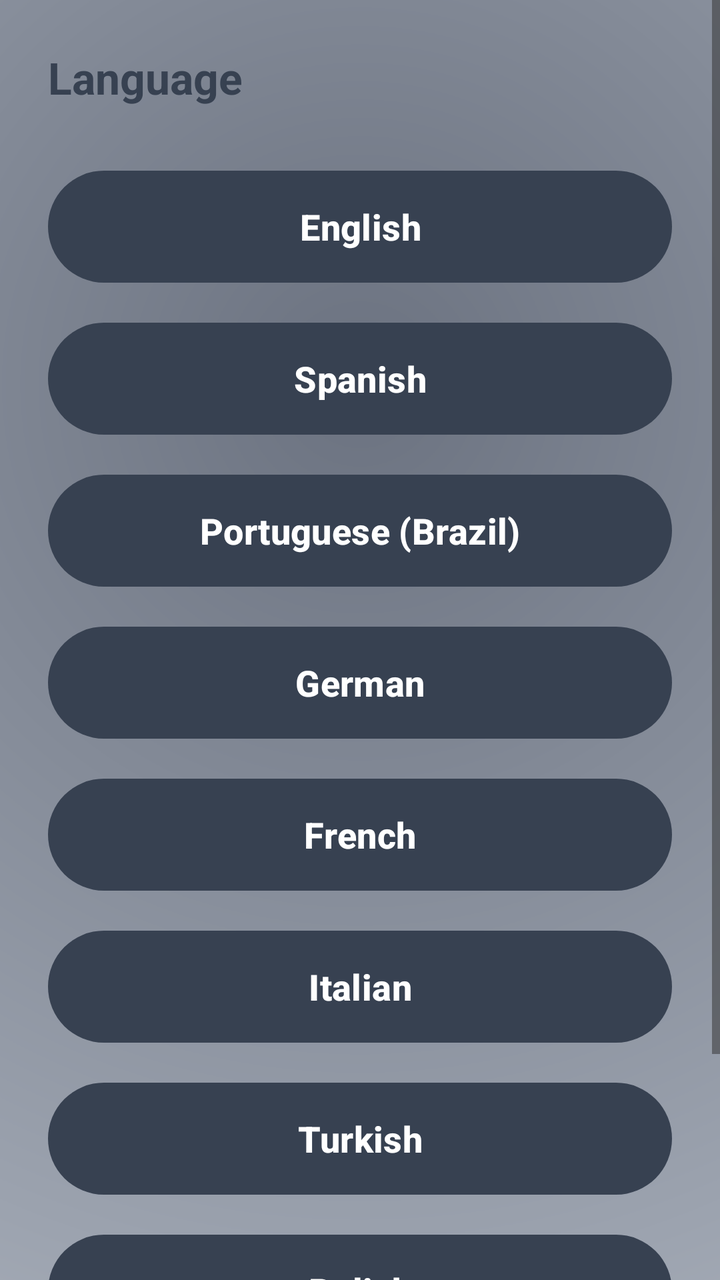
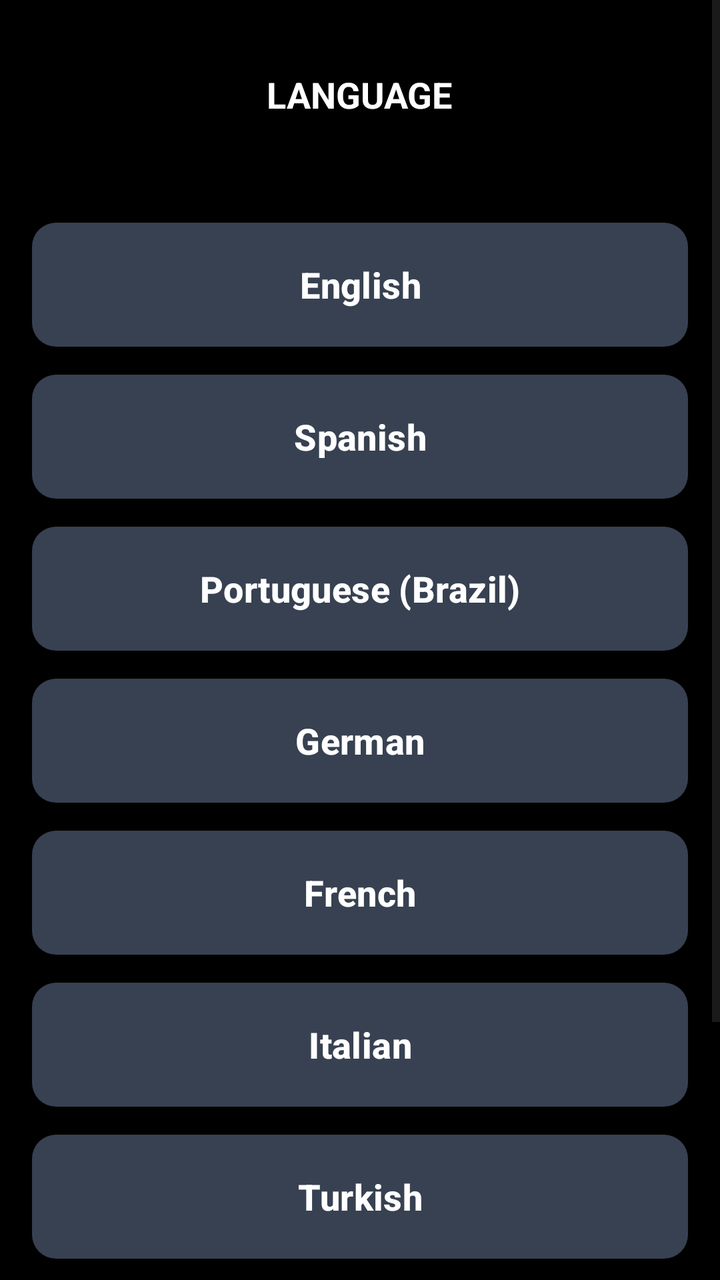

Screens rendered from an Android XML layout before and after an edit, with the pre-edit source and the edit as a unified diff.
<!-- AndroidManifest.xml: application theme Theme.AllIsOK -->
<!-- res/layout/activity_language.xml -->
<?xml version="1.0" encoding="utf-8"?>
<ScrollView xmlns:android="http://schemas.android.com/apk/res/android"
    xmlns:app="http://schemas.android.com/apk/res-auto"
    android:layout_width="match_parent"
    android:layout_height="match_parent"
    android:background="@drawable/bg_home_gradient">

    <LinearLayout
        android:layout_width="match_parent"
        android:layout_height="wrap_content"
        android:orientation="vertical"
        android:padding="24dp">

        <TextView
            android:id="@+id/textLanguage"
            android:layout_width="wrap_content"
            android:layout_height="wrap_content"
            android:text="@string/language_screen_title"
            android:textColor="@color/allisok_primary"
            android:textSize="22sp"
            android:textStyle="bold" />

        <com.google.android.material.button.MaterialButton
            android:id="@+id/buttonLanguageEnglish"
            android:layout_width="match_parent"
            android:layout_height="64dp"
            android:layout_marginTop="28dp"
            android:text="@string/lang_english"
            android:textAllCaps="false"
            android:textSize="18sp"
            android:textStyle="bold"
            app:backgroundTint="@color/allisok_primary" />

        <com.google.android.material.button.MaterialButton
            android:id="@+id/buttonLanguageSpanish"
            android:layout_width="match_parent"
            android:layout_height="64dp"
            android:layout_marginTop="12dp"
            android:text="@string/lang_spanish"
            android:textAllCaps="false"
            android:textSize="18sp"
            android:textStyle="bold"
            app:backgroundTint="@color/allisok_primary" />

        <com.google.android.material.button.MaterialButton
            android:id="@+id/buttonLanguagePortuguese"
            android:layout_width="match_parent"
            android:layout_height="64dp"
            android:layout_marginTop="12dp"
            android:text="@string/lang_portuguese"
            android:textAllCaps="false"
            android:textSize="18sp"
            android:textStyle="bold"
            app:backgroundTint="@color/allisok_primary" />

        <com.google.android.material.button.MaterialButton
            android:id="@+id/buttonLanguageGerman"
            android:layout_width="match_parent"
            android:layout_height="64dp"
            android:layout_marginTop="12dp"
            android:text="@string/lang_german"
            android:textAllCaps="false"
            android:textSize="18sp"
            android:textStyle="bold"
            app:backgroundTint="@color/allisok_primary" />

        <com.google.android.material.button.MaterialButton
            android:id="@+id/buttonLanguageFrench"
            android:layout_width="match_parent"
            android:layout_height="64dp"
            android:layout_marginTop="12dp"
            android:text="@string/lang_french"
            android:textAllCaps="false"
            android:textSize="18sp"
            android:textStyle="bold"
            app:backgroundTint="@color/allisok_primary" />

        <com.google.android.material.button.MaterialButton
            android:id="@+id/buttonLanguageItalian"
            android:layout_width="match_parent"
            android:layout_height="64dp"
            android:layout_marginTop="12dp"
            android:text="@string/lang_italian"
            android:textAllCaps="false"
            android:textSize="18sp"
            android:textStyle="bold"
            app:backgroundTint="@color/allisok_primary" />

        <com.google.android.material.button.MaterialButton
            android:id="@+id/buttonLanguageTurkish"
            android:layout_width="match_parent"
            android:layout_height="64dp"
            android:layout_marginTop="12dp"
            android:text="@string/lang_turkish"
            android:textAllCaps="false"
            android:textSize="18sp"
            android:textStyle="bold"
            app:backgroundTint="@color/allisok_primary" />

        <com.google.android.material.button.MaterialButton
            android:id="@+id/buttonLanguagePolish"
            android:layout_width="match_parent"
            android:layout_height="64dp"
            android:layout_marginTop="12dp"
            android:text="@string/lang_polish"
            android:textAllCaps="false"
            android:textSize="18sp"
            android:textStyle="bold"
            app:backgroundTint="@color/allisok_primary" />

        <com.google.android.material.button.MaterialButton
            android:id="@+id/buttonLanguageRussian"
            android:layout_width="match_parent"
            android:layout_height="64dp"
            android:layout_marginTop="12dp"
            android:text="@string/lang_russian"
            android:textAllCaps="false"
            android:textSize="18sp"
            android:textStyle="bold"
            app:backgroundTint="@color/allisok_primary" />

    </LinearLayout>

</ScrollView>
<!-- resources referenced by this layout -->
<resources>
  <color name="allisok_primary">#374151</color>
  <!-- drawable bg_home_gradient (drawable) -->
  <?xml version="1.0" encoding="utf-8"?>
  <shape xmlns:android="http://schemas.android.com/apk/res/android"
      android:shape="rectangle">
  
      <gradient
          android:type="radial"
          android:gradientRadius="900dp"
          android:centerX="0.5"
          android:centerY="0.3"
          android:startColor="#6B7280"
          android:centerColor="#9CA3AF"
          android:endColor="#D1D5DB" />
  
  </shape>
  <string name="lang_english">English</string>
  <string name="lang_french">French</string>
  <string name="lang_german">German</string>
  <string name="lang_italian">Italian</string>
  <string name="lang_polish">Polish</string>
  <string name="lang_portuguese">Portuguese (Brazil)</string>
  <string name="lang_russian">Russian</string>
  <string name="lang_spanish">Spanish</string>
  <string name="lang_turkish">Turkish</string>
  <string name="language_screen_title">Language</string>
  <style name="Theme.AllIsOK" parent="Base.Theme.AllIsOK">
          <item name="colorPrimary">@color/expirely_primary</item>
          <item name="colorOnPrimary">@color/expirely_onPrimary</item>
          <item name="android:statusBarColor">@color/expirely_primary</item>
          <item name="popupMenuStyle">@style/Widget.AllIsOK.PopupMenu</item>
          <item name="actionOverflowMenuStyle">@style/Widget.AllIsOK.PopupMenu</item>
          <item name="android:textColorPrimary">#111111</item>
          <item name="android:textColorSecondary">#333333</item>
      </style>
  <style name="Base.Theme.AllIsOK" parent="Theme.Material3.DayNight.NoActionBar">
      </style>
  <color name="expirely_primary">#374151</color>
  <color name="expirely_onPrimary">#FFFFFF</color>
  <style name="Widget.AllIsOK.PopupMenu" parent="Widget.Material3.PopupMenu">
          <item name="android:popupBackground">@drawable/bg_rounded_popup</item>
          <item name="android:popupElevation">12dp</item>
          <item name="android:textColor">#111111</item>
          <item name="android:itemTextAppearance">@style/AllIsOK.PopupMenuItemText</item>
      </style>
  <!-- drawable bg_rounded_popup (drawable) -->
  <?xml version="1.0" encoding="utf-8"?>
  <shape xmlns:android="http://schemas.android.com/apk/res/android"
      android:shape="rectangle">
      <solid android:color="#FFFFFF" />
      <corners android:radius="18dp" />
      <stroke
          android:width="1dp"
          android:color="#1A000000" />
      <padding
          android:left="8dp"
          android:top="8dp"
          android:right="8dp"
          android:bottom="8dp" />
  </shape>
  <style name="AllIsOK.PopupMenuItemText" parent="@android:style/TextAppearance.Material.Menu">
          <item name="android:textColor">#111111</item>
          <item name="android:textStyle">bold</item>
      </style>
</resources>

<!-- the commit's change to res/layout/activity_language.xml (unified diff, before → after) -->
@@ -3,121 +3,173 @@
     xmlns:app="http://schemas.android.com/apk/res-auto"
     android:layout_width="match_parent"
     android:layout_height="match_parent"
-    android:background="@drawable/bg_home_gradient">
+    android:background="#000000"
+    android:clipToPadding="false">
 
     <LinearLayout
         android:layout_width="match_parent"
         android:layout_height="wrap_content"
         android:orientation="vertical"
-        android:padding="24dp">
+        android:paddingStart="16dp"
+        android:paddingEnd="16dp"
+        android:paddingBottom="16dp">
 
         <TextView
             android:id="@+id/textLanguage"
             android:layout_width="wrap_content"
             android:layout_height="wrap_content"
+            android:layout_gravity="center_horizontal"
+            android:layout_marginTop="35dp"
+            android:paddingBottom="20dp"
             android:text="@string/language_screen_title"
-            android:textColor="@color/allisok_primary"
-            android:textSize="22sp"
+            android:textAllCaps="true"
+            android:textColor="#FFFFFF"
+            android:textSize="18sp"
             android:textStyle="bold" />
 
         <com.google.android.material.button.MaterialButton
             android:id="@+id/buttonLanguageEnglish"
             android:layout_width="match_parent"
-            android:layout_height="64dp"
+            android:layout_height="70dp"
             android:layout_marginTop="28dp"
+            android:elevation="0dp"
+            android:stateListAnimator="@null"
             android:text="@string/lang_english"
             android:textAllCaps="false"
+            android:textColor="#FFFFFF"
             android:textSize="18sp"
             android:textStyle="bold"
-            app:backgroundTint="@color/allisok_primary" />
+            app:backgroundTint="@color/expirely_primary"
+            app:cornerRadius="12dp"
+            app:pressedTranslationZ="0dp" />
 
         <com.google.android.material.button.MaterialButton
             android:id="@+id/buttonLanguageSpanish"
             android:layout_width="match_parent"
-            android:layout_height="64dp"
-            android:layout_marginTop="12dp"
+            android:layout_height="70dp"
+            android:layout_marginTop="6dp"
+            android:elevation="0dp"
+            android:stateListAnimator="@null"
             android:text="@string/lang_spanish"
             android:textAllCaps="false"
+            android:textColor="#FFFFFF"
             android:textSize="18sp"
             android:textStyle="bold"
-            app:backgroundTint="@color/allisok_primary" />
+            app:backgroundTint="@color/expirely_primary"
+            app:cornerRadius="12dp"
+            app:pressedTranslationZ="0dp" />
 
         <com.google.android.material.button.MaterialButton
             android:id="@+id/buttonLanguagePortuguese"
             android:layout_width="match_parent"
-            android:layout_height="64dp"
-            android:layout_marginTop="12dp"
+            android:layout_height="70dp"
+            android:layout_marginTop="6dp"
+            android:elevation="0dp"
+            android:stateListAnimator="@null"
             android:text="@string/lang_portuguese"
             android:textAllCaps="false"
+            android:textColor="#FFFFFF"
             android:textSize="18sp"
             android:textStyle="bold"
-            app:backgroundTint="@color/allisok_primary" />
+            app:backgroundTint="@color/expirely_primary"
+            app:cornerRadius="12dp"
+            app:pressedTranslationZ="0dp" />
 
         <com.google.android.material.button.MaterialButton
             android:id="@+id/buttonLanguageGerman"
             android:layout_width="match_parent"
-            android:layout_height="64dp"
-            android:layout_marginTop="12dp"
+            android:layout_height="70dp"
+            android:layout_marginTop="6dp"
+            android:elevation="0dp"
+            android:stateListAnimator="@null"
             android:text="@string/lang_german"
             android:textAllCaps="false"
+            android:textColor="#FFFFFF"
             android:textSize="18sp"
             android:textStyle="bold"
-            app:backgroundTint="@color/allisok_primary" />
+            app:backgroundTint="@color/expirely_primary"
+            app:cornerRadius="12dp"
+            app:pressedTranslationZ="0dp" />
 
         <com.google.android.material.button.MaterialButton
             android:id="@+id/buttonLanguageFrench"
             android:layout_width="match_parent"
-            android:layout_height="64dp"
-            android:layout_marginTop="12dp"
+            android:layout_height="70dp"
+            android:layout_marginTop="6dp"
+            android:elevation="0dp"
+            android:stateListAnimator="@null"
             android:text="@string/lang_french"
             android:textAllCaps="false"
+            android:textColor="#FFFFFF"
             android:textSize="18sp"
             android:textStyle="bold"
-            app:backgroundTint="@color/allisok_primary" />
+            app:backgroundTint="@color/expirely_primary"
+            app:cornerRadius="12dp"
+            app:pressedTranslationZ="0dp" />
 
         <com.google.android.material.button.MaterialButton
             android:id="@+id/buttonLanguageItalian"
             android:layout_width="match_parent"
-            android:layout_height="64dp"
-            android:layout_marginTop="12dp"
+            android:layout_height="70dp"
+            android:layout_marginTop="6dp"
+            android:elevation="0dp"
+            android:stateListAnimator="@null"
             android:text="@string/lang_italian"
             android:textAllCaps="false"
+            android:textColor="#FFFFFF"
             android:textSize="18sp"
             android:textStyle="bold"
-            app:backgroundTint="@color/allisok_primary" />
+            app:backgroundTint="@color/expirely_primary"
+            app:cornerRadius="12dp"
+            app:pressedTranslationZ="0dp" />
 
         <com.google.android.material.button.MaterialButton
             android:id="@+id/buttonLanguageTurkish"
             android:layout_width="match_parent"
-            android:layout_height="64dp"
-            android:layout_marginTop="12dp"
+            android:layout_height="70dp"
+            android:layout_marginTop="6dp"
+            android:elevation="0dp"
+            android:stateListAnimator="@null"
             android:text="@string/lang_turkish"
             android:textAllCaps="false"
+            android:textColor="#FFFFFF"
             android:textSize="18sp"
             android:textStyle="bold"
-            app:backgroundTint="@color/allisok_primary" />
+            app:backgroundTint="@color/expirely_primary"
+            app:cornerRadius="12dp"
+            app:pressedTranslationZ="0dp" />
 
         <com.google.android.material.button.MaterialButton
             android:id="@+id/buttonLanguagePolish"
             android:layout_width="match_parent"
-            android:layout_height="64dp"
-            android:layout_marginTop="12dp"
+            android:layout_height="70dp"
+            android:layout_marginTop="6dp"
+            android:elevation="0dp"
+            android:stateListAnimator="@null"
             android:text="@string/lang_polish"
             android:textAllCaps="false"
+            android:textColor="#FFFFFF"
             android:textSize="18sp"
             android:textStyle="bold"
-            app:backgroundTint="@color/allisok_primary" />
+            app:backgroundTint="@color/expirely_primary"
+            app:cornerRadius="12dp"
+            app:pressedTranslationZ="0dp" />
 
         <com.google.android.material.button.MaterialButton
             android:id="@+id/buttonLanguageRussian"
             android:layout_width="match_parent"
-            android:layout_height="64dp"
-            android:layout_marginTop="12dp"
+            android:layout_height="70dp"
+            android:layout_marginTop="6dp"
+            android:elevation="0dp"
+            android:stateListAnimator="@null"
             android:text="@string/lang_russian"
             android:textAllCaps="false"
+            android:textColor="#FFFFFF"
             android:textSize="18sp"
             android:textStyle="bold"
-            app:backgroundTint="@color/allisok_primary" />
+            app:backgroundTint="@color/expirely_primary"
+            app:cornerRadius="12dp"
+            app:pressedTranslationZ="0dp" />
 
     </LinearLayout>
 
<!-- resource entries referenced after the edit -->
@@ -1,21 +1,5 @@
 <!-- resources referenced by this layout -->
 <resources>
-  <color name="allisok_primary">#374151</color>
-  <!-- drawable bg_home_gradient (drawable) -->
-  <?xml version="1.0" encoding="utf-8"?>
-  <shape xmlns:android="http://schemas.android.com/apk/res/android"
-      android:shape="rectangle">
-  
-      <gradient
-          android:type="radial"
-          android:gradientRadius="900dp"
-          android:centerX="0.5"
-          android:centerY="0.3"
-          android:startColor="#6B7280"
-          android:centerColor="#9CA3AF"
-          android:endColor="#D1D5DB" />
-  
-  </shape>
   <string name="lang_english">English</string>
   <string name="lang_french">French</string>
   <string name="lang_german">German</string>
